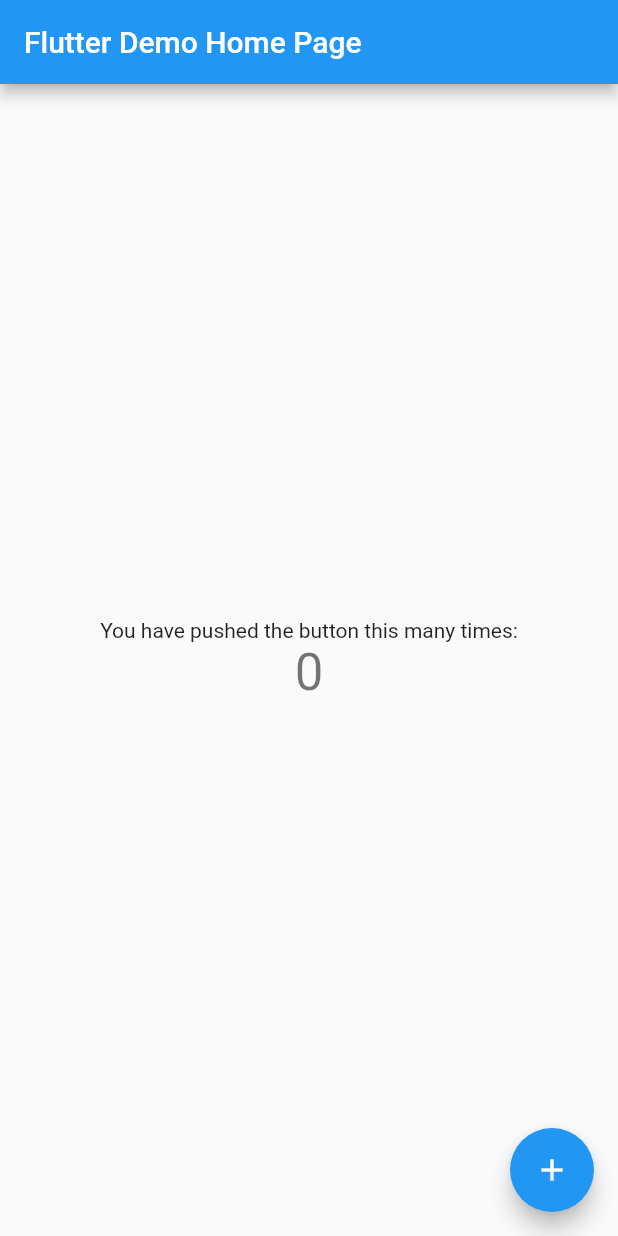
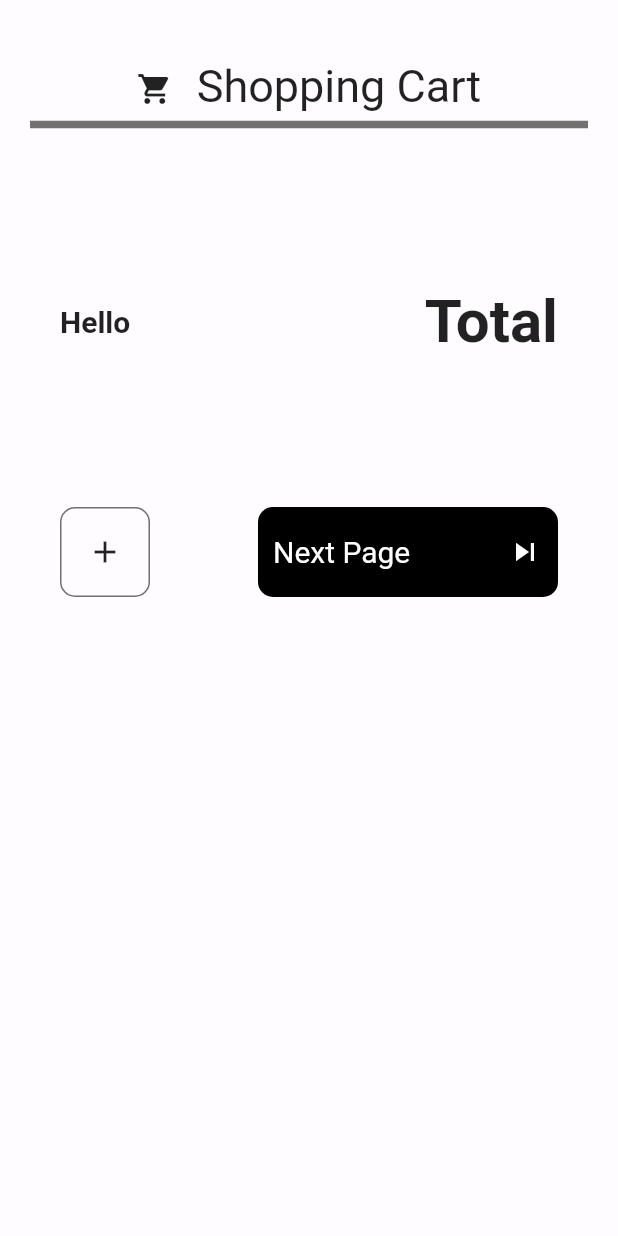
Before and after one commit to intelpadz10/Padigos_ShoppingCart, a Flutter app: the screen it shows after launch, on a phone screen of 412 x 824 dp. Run offline on Flutter 3.47's test engine with Material 2 defaults, Android fonts, the phone set to English and light mode, and no system bars; our stand-ins replace get.

Commit message:
UI and Routing Main to Home

```diff
--- /dev/null
+++ b/padigos_shoppingcart/lib/home_page.dart
@@ -0,0 +1,104 @@
+import 'package:flutter/material.dart';
+
+class HomePage extends StatelessWidget {
+  const HomePage({Key? key}) : super(key: key);
+
+  @override
+  Widget build(BuildContext context) {
+    return Scaffold(
+      backgroundColor: const Color(0xFFfefcff),
+      body: Column(children: [
+        Padding(
+          padding: const EdgeInsets.only(top: 40),
+          child: Row(
+            mainAxisAlignment: MainAxisAlignment.center,
+            children: [
+              Container(
+                  margin: EdgeInsets.only(right: 20),
+                  width: 20,
+                  height: 20,
+                  child: const Icon(
+                    Icons.shopping_cart,
+                  )),
+              const Text(
+                'Shopping Cart',
+                style: TextStyle(
+                  fontSize: 30,
+                ),
+              ),
+            ],
+          ),
+        ),
+        const Padding(
+          padding: EdgeInsets.only(bottom: 100),
+          child: Divider(
+              indent: 20,
+              endIndent: 20,
+              thickness: 5,
+              color: Color.fromARGB(255, 116, 113, 113)),
+        ),
+        Padding(
+          padding: const EdgeInsets.symmetric(horizontal: 40),
+          child: Row(
+            children: [
+              Text(
+                'Hello',
+                style:
+                    const TextStyle(fontSize: 20, fontWeight: FontWeight.bold),
+              ),
+              const Spacer(),
+              const Text(
+                "Total",
+                style: TextStyle(fontWeight: FontWeight.bold, fontSize: 40),
+              )
+            ],
+          ),
+        ),
+        const SizedBox(
+          height: 100,
+        ),
+        Padding(
+          padding: const EdgeInsets.symmetric(horizontal: 40),
+          child: Row(
+            children: [
+              GestureDetector(
+                  child: Container(
+                    width: 60,
+                    height: 60,
+                    child: const Icon(Icons.add),
+                    decoration: BoxDecoration(
+                        borderRadius: BorderRadius.circular(10),
+                        border: Border.all(
+                            color: const Color(0xFF716f72), width: 1)),
+                  ),
+                  onTap: () {}),
+              const Spacer(),
+              Container(
+                height: 60,
+                width: 200,
+                decoration: BoxDecoration(
+                    borderRadius: BorderRadius.circular(10),
+                    color: Colors.black),
+                child: Padding(
+                  padding: const EdgeInsets.symmetric(horizontal: 10),
+                  child: Row(
+                    children: [
+                      GestureDetector(
+                          onTap: () {},
+                          child: const Text(
+                            "Next Page",
+                            style: TextStyle(fontSize: 20, color: Colors.white),
+                          )),
+                      const Spacer(),
+                      const Icon(Icons.skip_next, color: Colors.white)
+                    ],
+                  ),
+                ),
+              )
+            ],
+          ),
+        )
+      ]),
+    );
+  }
+}
--- a/padigos_shoppingcart/lib/main.dart
+++ b/padigos_shoppingcart/lib/main.dart
@@ -1,4 +1,6 @@
 import 'package:flutter/material.dart';
+import 'package:get/get_navigation/src/root/get_material_app.dart';
+import 'package:padigos_shoppingcart/home_page.dart';
 
 void main() {
   runApp(const MyApp());
@@ -10,106 +12,12 @@
   // This widget is the root of your application.
   @override
   Widget build(BuildContext context) {
-    return MaterialApp(
-      title: 'Flutter Demo',
-      theme: ThemeData(
-        // This is the theme of your application.
-        //
-        // Try running your application with "flutter run". You'll see the
-        // application has a blue toolbar. Then, without quitting the app, try
-        // changing the primarySwatch below to Colors.green and then invoke
-        // "hot reload" (press "r" in the console where you ran "flutter run",
-        // or simply save your changes to "hot reload" in a Flutter IDE).
-        // Notice that the counter didn't reset back to zero; the application
-        // is not restarted.
-        primarySwatch: Colors.blue,
-      ),
-      home: const MyHomePage(title: 'Flutter Demo Home Page'),
-    );
+    return GetMaterialApp(
+        debugShowCheckedModeBanner: false,
+        title: 'Flutter Demo',
+        theme: ThemeData(
+          primarySwatch: Colors.blue,
+        ),
+        home: const HomePage());
   }
 }
-
-class MyHomePage extends StatefulWidget {
-  const MyHomePage({Key? key, required this.title}) : super(key: key);
-
-  // This widget is the home page of your application. It is stateful, meaning
-  // that it has a State object (defined below) that contains fields that affect
-  // how it looks.
-
-  // This class is the configuration for the state. It holds the values (in this
-  // case the title) provided by the parent (in this case the App widget) and
-  // used by the build method of the State. Fields in a Widget subclass are
-  // always marked "final".
-
-  final String title;
-
-  @override
-  State<MyHomePage> createState() => _MyHomePageState();
-}
-
-class _MyHomePageState extends State<MyHomePage> {
-  int _counter = 0;
-
-  void _incrementCounter() {
-    setState(() {
-      // This call to setState tells the Flutter framework that something has
-      // changed in this State, which causes it to rerun the build method below
-      // so that the display can reflect the updated values. If we changed
-      // _counter without calling setState(), then the build method would not be
-      // called again, and so nothing would appear to happen.
-      _counter++;
-    });
-  }
-
-  @override
-  Widget build(BuildContext context) {
-    // This method is rerun every time setState is called, for instance as done
-    // by the _incrementCounter method above.
-    //
-    // The Flutter framework has been optimized to make rerunning build methods
-    // fast, so that you can just rebuild anything that needs updating rather
-    // than having to individually change instances of widgets.
-    return Scaffold(
-      appBar: AppBar(
-        // Here we take the value from the MyHomePage object that was created by
-        // the App.build method, and use it to set our appbar title.
-        title: Text(widget.title),
-      ),
-      body: Center(
-        // Center is a layout widget. It takes a single child and positions it
-        // in the middle of the parent.
-        child: Column(
-          // Column is also a layout widget. It takes a list of children and
-          // arranges them vertically. By default, it sizes itself to fit its
-          // children horizontally, and tries to be as tall as its parent.
-          //
-          // Invoke "debug painting" (press "p" in the console, choose the
-          // "Toggle Debug Paint" action from the Flutter Inspector in Android
-          // Studio, or the "Toggle Debug Paint" command in Visual Studio Code)
-          // to see the wireframe for each widget.
-          //
-          // Column has various properties to control how it sizes itself and
-          // how it positions its children. Here we use mainAxisAlignment to
-          // center the children vertically; the main axis here is the vertical
-          // axis because Columns are vertical (the cross axis would be
-          // horizontal).
-          mainAxisAlignment: MainAxisAlignment.center,
-          children: <Widget>[
-            const Text(
-              'You have pushed the button this many times:',
-            ),
-            Text(
-              '$_counter',
-              style: Theme.of(context).textTheme.headline4,
-            ),
-          ],
-        ),
-      ),
-      floatingActionButton: FloatingActionButton(
-        onPressed: _incrementCounter,
-        tooltip: 'Increment',
-        child: const Icon(Icons.add),
-      ), // This trailing comma makes auto-formatting nicer for build methods.
-    );
-  }
-}
--- a/padigos_shoppingcart/pubspec.yaml
+++ b/padigos_shoppingcart/pubspec.yaml
@@ -34,7 +34,7 @@
   # Use with the CupertinoIcons class for iOS style icons.
   cupertino_icons: ^1.0.2
   provider: ^6.0.3
-  get: ^7.2.0
+  get: ^4.6.5
 
 dev_dependencies:
   flutter_test:
```
